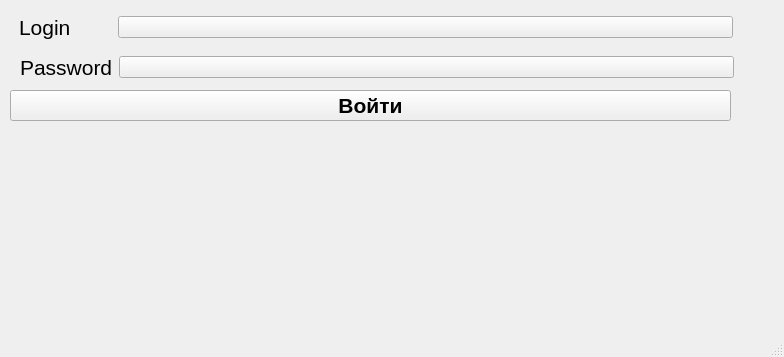
alexeygryzilov/DevPyQt, file ui/login.ui: the form before one commit.
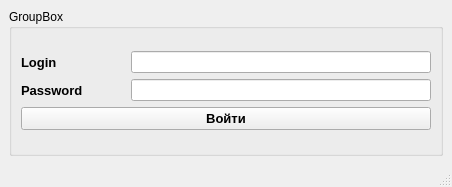
The form after the commit.

```diff
--- a/ui/login.ui
+++ b/ui/login.ui
@@ -6,114 +6,137 @@
    <rect>
     <x>0</x>
     <y>0</y>
-    <width>784</width>
-    <height>357</height>
+    <width>452</width>
+    <height>187</height>
    </rect>
   </property>
   <property name="windowTitle">
    <string>MainWindow</string>
   </property>
   <widget class="QWidget" name="centralwidget">
-   <widget class="QPushButton" name="pushButton">
-    <property name="geometry">
-     <rect>
-      <x>10</x>
-      <y>90</y>
-      <width>721</width>
-      <height>31</height>
-     </rect>
-    </property>
-    <property name="font">
-     <font>
-      <pointsize>16</pointsize>
-      <bold>true</bold>
-     </font>
-    </property>
-    <property name="text">
-     <string>Войти</string>
-    </property>
-   </widget>
-   <widget class="QWidget" name="layoutWidget">
-    <property name="geometry">
-     <rect>
-      <x>13</x>
-      <y>52</y>
-      <width>721</width>
-      <height>30</height>
-     </rect>
-    </property>
-    <layout class="QHBoxLayout" name="horizontalLayout">
-     <item>
-      <widget class="QLabel" name="label_2">
-       <property name="maximumSize">
-        <size>
-         <width>100</width>
-         <height>16777215</height>
-        </size>
-       </property>
-       <property name="font">
-        <font>
-         <pointsize>16</pointsize>
-        </font>
-       </property>
-       <property name="text">
-        <string>Password</string>
-       </property>
-       <property name="indent">
-        <number>7</number>
-       </property>
-      </widget>
-     </item>
-     <item>
-      <widget class="QPushButton" name="pushButton_2">
-       <property name="text">
-        <string/>
-       </property>
-      </widget>
-     </item>
-    </layout>
-   </widget>
-   <widget class="QWidget" name="layoutWidget">
-    <property name="geometry">
-     <rect>
-      <x>12</x>
-      <y>12</y>
-      <width>721</width>
-      <height>30</height>
-     </rect>
-    </property>
-    <layout class="QHBoxLayout" name="horizontalLayout_2">
-     <item>
-      <widget class="QLabel" name="label">
-       <property name="maximumSize">
-        <size>
-         <width>100</width>
-         <height>16777215</height>
-        </size>
-       </property>
-       <property name="font">
-        <font>
-         <pointsize>16</pointsize>
-         <bold>false</bold>
-        </font>
-       </property>
-       <property name="text">
-        <string>Login</string>
-       </property>
-       <property name="indent">
-        <number>7</number>
-       </property>
-      </widget>
-     </item>
-     <item>
-      <widget class="QPushButton" name="pushButton_3">
-       <property name="text">
-        <string/>
-       </property>
-      </widget>
-     </item>
-    </layout>
-   </widget>
+   <layout class="QVBoxLayout" name="verticalLayout_3">
+    <item>
+     <widget class="QGroupBox" name="groupBox">
+      <property name="title">
+       <string>GroupBox</string>
+      </property>
+      <layout class="QVBoxLayout" name="verticalLayout_2">
+       <item>
+        <layout class="QVBoxLayout" name="verticalLayout">
+         <item>
+          <layout class="QHBoxLayout" name="horizontalLayout">
+           <item>
+            <widget class="QLabel" name="label">
+             <property name="font">
+              <font>
+               <pointsize>10</pointsize>
+               <bold>true</bold>
+              </font>
+             </property>
+             <property name="text">
+              <string>Login</string>
+             </property>
+            </widget>
+           </item>
+           <item>
+            <spacer name="horizontalSpacer">
+             <property name="orientation">
+              <enum>Qt::Orientation::Horizontal</enum>
+             </property>
+             <property name="sizeType">
+              <enum>QSizePolicy::Policy::Expanding</enum>
+             </property>
+             <property name="sizeHint" stdset="0">
+              <size>
+               <width>200</width>
+               <height>20</height>
+              </size>
+             </property>
+            </spacer>
+           </item>
+           <item>
+            <widget class="QLineEdit" name="lineEdit">
+             <property name="sizePolicy">
+              <sizepolicy hsizetype="Fixed" vsizetype="Fixed">
+               <horstretch>0</horstretch>
+               <verstretch>0</verstretch>
+              </sizepolicy>
+             </property>
+             <property name="minimumSize">
+              <size>
+               <width>300</width>
+               <height>0</height>
+              </size>
+             </property>
+            </widget>
+           </item>
+          </layout>
+         </item>
+         <item>
+          <layout class="QHBoxLayout" name="horizontalLayout_2">
+           <item>
+            <widget class="QLabel" name="label_2">
+             <property name="font">
+              <font>
+               <pointsize>10</pointsize>
+               <bold>true</bold>
+              </font>
+             </property>
+             <property name="text">
+              <string>Password</string>
+             </property>
+            </widget>
+           </item>
+           <item>
+            <spacer name="horizontalSpacer_2">
+             <property name="orientation">
+              <enum>Qt::Orientation::Horizontal</enum>
+             </property>
+             <property name="sizeHint" stdset="0">
+              <size>
+               <width>60</width>
+               <height>20</height>
+              </size>
+             </property>
+            </spacer>
+           </item>
+           <item>
+            <widget class="QLineEdit" name="lineEdit_2">
+             <property name="sizePolicy">
+              <sizepolicy hsizetype="Fixed" vsizetype="Fixed">
+               <horstretch>0</horstretch>
+               <verstretch>0</verstretch>
+              </sizepolicy>
+             </property>
+             <property name="minimumSize">
+              <size>
+               <width>300</width>
+               <height>0</height>
+              </size>
+             </property>
+            </widget>
+           </item>
+          </layout>
+         </item>
+         <item>
+          <widget class="QPushButton" name="pushButton">
+           <property name="font">
+            <font>
+             <pointsize>10</pointsize>
+             <bold>true</bold>
+            </font>
+           </property>
+           <property name="text">
+            <string>Войти</string>
+           </property>
+          </widget>
+         </item>
+        </layout>
+       </item>
+      </layout>
+     </widget>
+    </item>
+   </layout>
   </widget>
   <widget class="QMenuBar" name="menubar">
    <property name="geometry">
```
Left out of the diff: 2 changed lines with no effect on the pictures.
